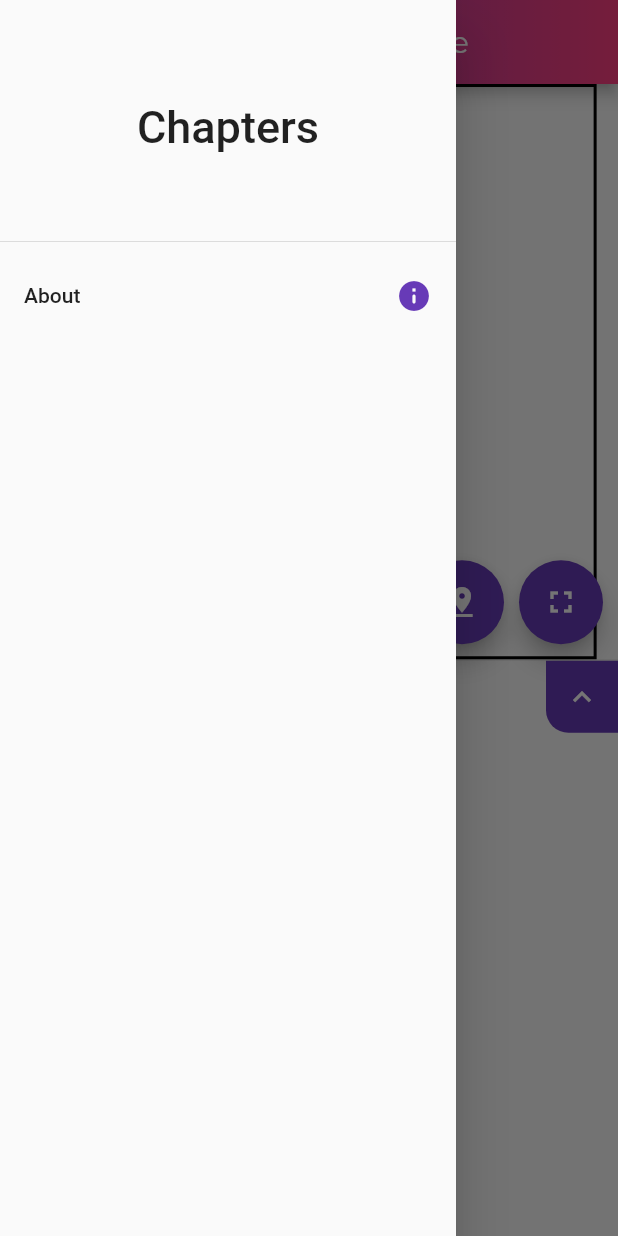
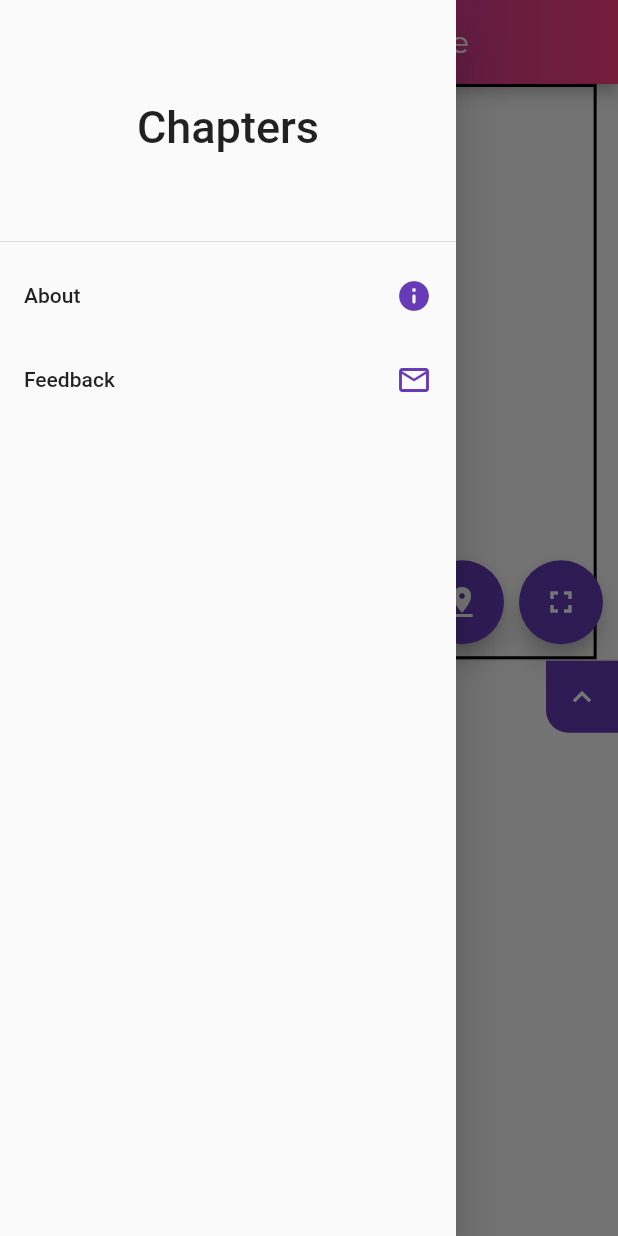
Before and after one commit to conormvickers/dermpathinpractice, a Flutter app: the screen it shows after launch, with the side drawer open, on a phone screen of 412 x 824 dp. Run offline on Flutter 3.47's test engine with Material 2 defaults, Android fonts, the light colour scheme and no system bars; our stand-ins replace firebase_core, firebase_storage, flutter_spinkit, google_fonts, photo_view, transparent_image; missing offline and left inert: clipboard, dart:html, mailto; accounts and stored records are empty.

Commit message:
picture naviagator updated

```diff
--- a/lib/main.dart
+++ b/lib/main.dart
@@ -20,6 +20,9 @@ import 'package:flutter/services.dart' show rootBundle;
 import 'package:photo_view/photo_view.dart';
 import 'package:image/image.dart' as imgLib;
 import 'package:google_fonts/google_fonts.dart';
+import 'package:mailto/mailto.dart';
+import 'package:url_launcher/url_launcher.dart';
+
 
 void main() async {
   WidgetsFlutterBinding.ensureInitialized();
@@ -260,7 +263,7 @@ class _MyHomePageState extends State<MyHomePage> with TickerProviderStateMixin {
             textBits.add(TextSpan(
                 text: '\n' + element.replaceAll('**', ' ') + '\n',
                 style:
-                    GoogleFonts.montserrat(color: Colors.black, fontSize: 40)));
+                    GoogleFonts.montserrat(color: Colors.black, fontSize: 30)));
 
             chaptersRemoved = chaptersRemoved.replaceAll(element, ' ');
             print(chaptersRemoved);
@@ -455,6 +458,19 @@ class _MyHomePageState extends State<MyHomePage> with TickerProviderStateMixin {
       ],
     ),
   );
+  late Widget emailTile = ListTile(
+    onTap: launchMailto,
+    title: Row(
+      mainAxisAlignment: MainAxisAlignment.spaceBetween,
+      children: [
+        Text('Feedback'),
+        Icon(
+          Icons.email_outlined,
+          color: Colors.deepPurple,
+        )
+      ],
+    ),
+  );
   late Widget creditWidget = Container(
     child: Column(
       children: [
@@ -600,6 +616,7 @@ class _MyHomePageState extends State<MyHomePage> with TickerProviderStateMixin {
       }
       ;
       drawerItems.add(creditTile);
+      drawerItems.add(emailTile);
     }).onError((error, stackTrace) {});
   }
 
@@ -671,7 +688,7 @@ class _MyHomePageState extends State<MyHomePage> with TickerProviderStateMixin {
     double zoom = _transformationController.value[0];
     double x = -1 * (_transformationController.value[12] / zoom) / min;
     double y = -1 * (_transformationController.value[13] / zoom) / min;
-    print(' see marker ' +
+    print('***' +
         pictureName.replaceAll(' ', '_') +
         ',' +
         zoom.toStringAsFixed(2) +
@@ -679,7 +696,7 @@ class _MyHomePageState extends State<MyHomePage> with TickerProviderStateMixin {
         x.toStringAsFixed(2) +
         ',' +
         y.toStringAsFixed(2) +
-        ' ');
+        '***');
   }
 
   goToMarker(String where) {
@@ -941,6 +958,7 @@ class _MyHomePageState extends State<MyHomePage> with TickerProviderStateMixin {
     );
     Widget loadingW = _loading ? loadingWidget : Container();
     List<Widget> navigator = [];
+    Widget pictureNav = Container();
     if (chapterImages.length > 0) {
       List<Widget> picThumbs = chapterImages
           .map((e) => Container(
@@ -954,7 +972,7 @@ class _MyHomePageState extends State<MyHomePage> with TickerProviderStateMixin {
                       child: Container(
                         width: 10,
                         height: 10,
-                        color: Colors.pinkAccent,
+                        color: Colors.lightBlue,
                       )),
                 ),
               ))
@@ -964,7 +982,7 @@ class _MyHomePageState extends State<MyHomePage> with TickerProviderStateMixin {
           padding: EdgeInsets.all(10),
           decoration: BoxDecoration(
               borderRadius: BorderRadius.circular(15),
-              color: Colors.pinkAccent),
+              color: Colors.lightBlue),
           child: Text(
             pictureName,
             style: TextStyle(color: Colors.white),
@@ -975,7 +993,7 @@ class _MyHomePageState extends State<MyHomePage> with TickerProviderStateMixin {
             previousImage(),
           },
           tooltip: "Previous Image",
-          icon: Icon(Icons.arrow_left),
+          icon: Icon(Icons.arrow_left, color: Colors.lightBlue,),
         ),
         ...picThumbs,
         IconButton(
@@ -983,17 +1001,38 @@ class _MyHomePageState extends State<MyHomePage> with TickerProviderStateMixin {
             nextImage(),
           },
           tooltip: "Next Image",
-          icon: Icon(Icons.arrow_right),
+          icon: Icon(Icons.arrow_right, color: Colors.lightBlue,),
         ),
+        PopupMenuButton(
+          tooltip: 'Browse Images',
+          child: Icon(Icons.image_search, color: Colors.lightBlue,),
+    onSelected: (value) {
+    initImage(value as String);
+    },
+          itemBuilder: (BuildContext context) {
+
+
+          return chapterImages.map((e) => PopupMenuItem<String>(
+              child: Text(trimUrlToName(e)),
+          value: e,
+
+          )).toList();
+        },
+        )
       ];
+      pictureNav =
+      Container(
+        alignment: Alignment.topRight,
+        child: FittedBox(
+          child: Row(
+            children: navigator,
+          ),
+        ),
+      );
     }
 
-    Widget pictureNav = Container(
-      alignment: Alignment.topRight,
-      child: Row(
-        children: navigator,
-      ),
-    );
+
+
     if (top) {
       return Stack(
         children: [
@@ -1013,6 +1052,17 @@ class _MyHomePageState extends State<MyHomePage> with TickerProviderStateMixin {
       ],
     );
   }
+
+  launchMailto() async {
+    final mailtoLink = Mailto(
+      to: ['conormvickers@gmail.com'],
+      subject: 'Dermpath In Practice Feedback',
+      body: 'Hey this app is awesome!\n\nI was on ' + chapterTitle + ' when...\n',
+    );
+
+    await launch('$mailtoLink');
+  }
+
 
   Widget mag = Container();
   bool magUp = false;
--- a/pubspec.yaml
+++ b/pubspec.yaml
@@ -35,6 +35,8 @@ dependencies:
   cupertino_icons: ^1.0.2
   photo_view: ^0.11.1
   google_fonts: ^2.1.0
+  url_launcher: ^6.0.9
+  mailto: ^2.0.0
 
 
 
```
Also changed, not shown: pubspec.lock, 2 other files.
